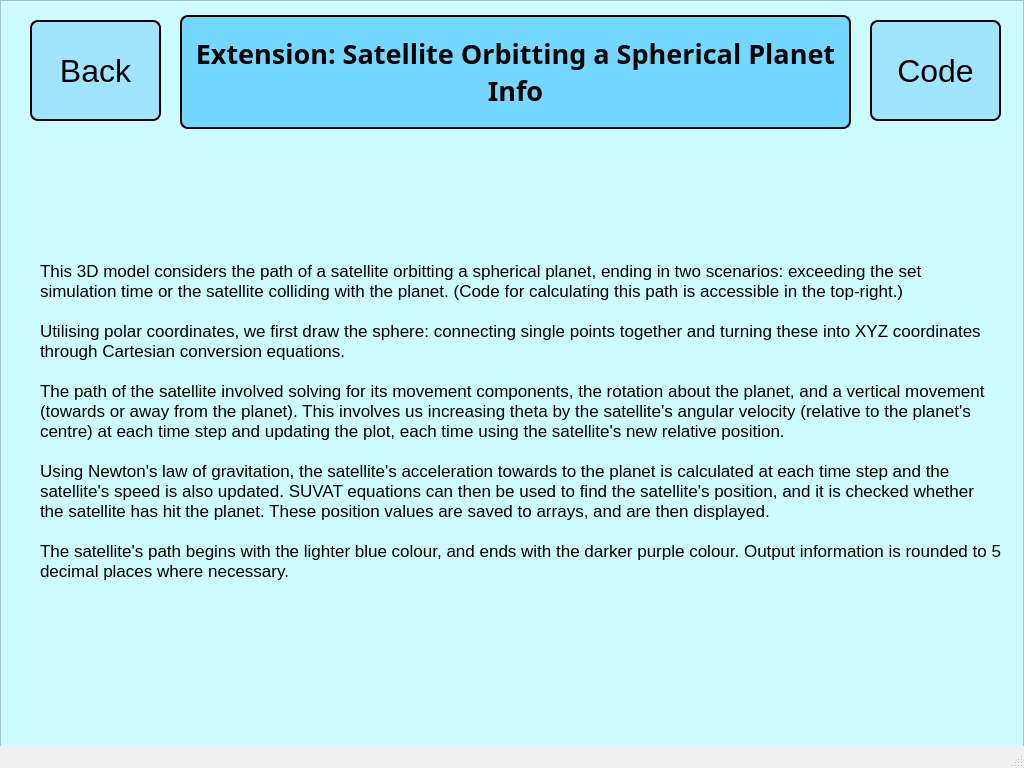
First picture: the form in ui-files/challenge10_info.ui, repository Tridentium/Physics-Computing, before the edit.
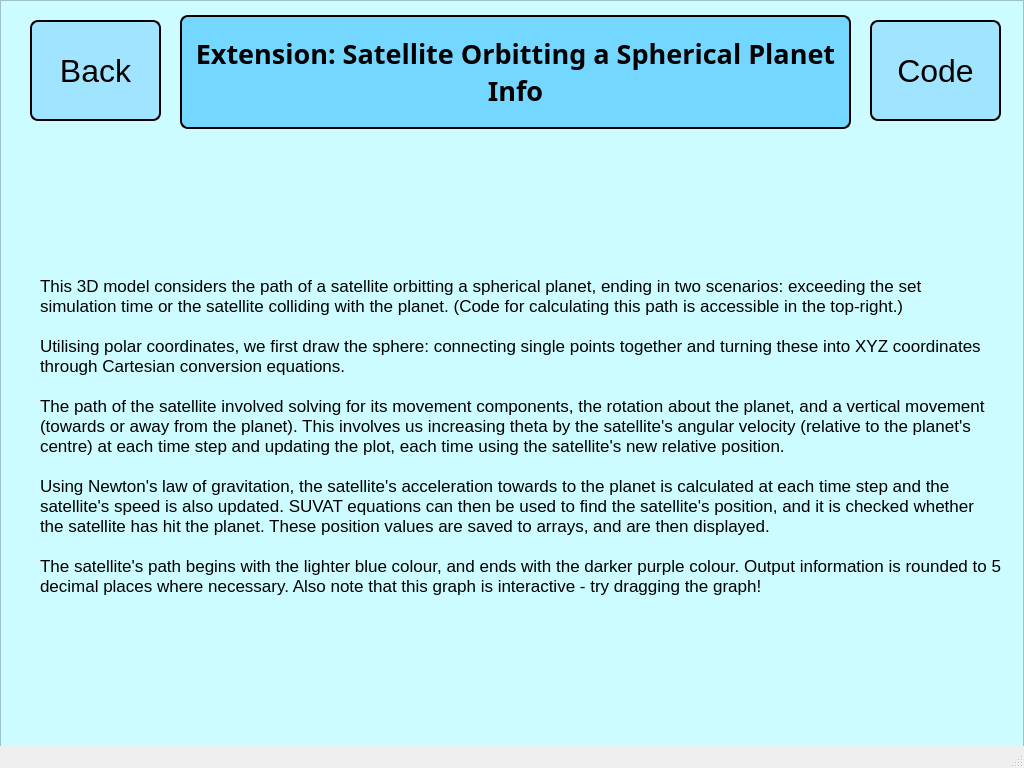
Second picture: the form after the edit.

Diff of the .ui file:
```diff
--- a/ui-files/challenge10_info.ui
+++ b/ui-files/challenge10_info.ui
@@ -117,7 +117,7 @@
        <x>40</x>
        <y>140</y>
        <width>961</width>
-       <height>561</height>
+       <height>591</height>
       </rect>
      </property>
      <property name="font">
@@ -135,7 +135,7 @@
 
 Using Newton's law of gravitation, the satellite's acceleration towards to the planet is calculated at each time step and the satellite's speed is also updated. SUVAT equations can then be used to find the satellite's position, and it is checked whether the satellite has hit the planet. These position values are saved to arrays, and are then displayed.
 
-The satellite's path begins with the lighter blue colour, and ends with the darker purple colour. Output information is rounded to 5 decimal places where necessary.</string>
+The satellite's path begins with the lighter blue colour, and ends with the darker purple colour. Output information is rounded to 5 decimal places where necessary. Also note that this graph is interactive - try dragging the graph!</string>
      </property>
      <property name="wordWrap">
       <bool>true</bool>
```
Left out of the diff: 10 changed lines with no effect on the pictures.
